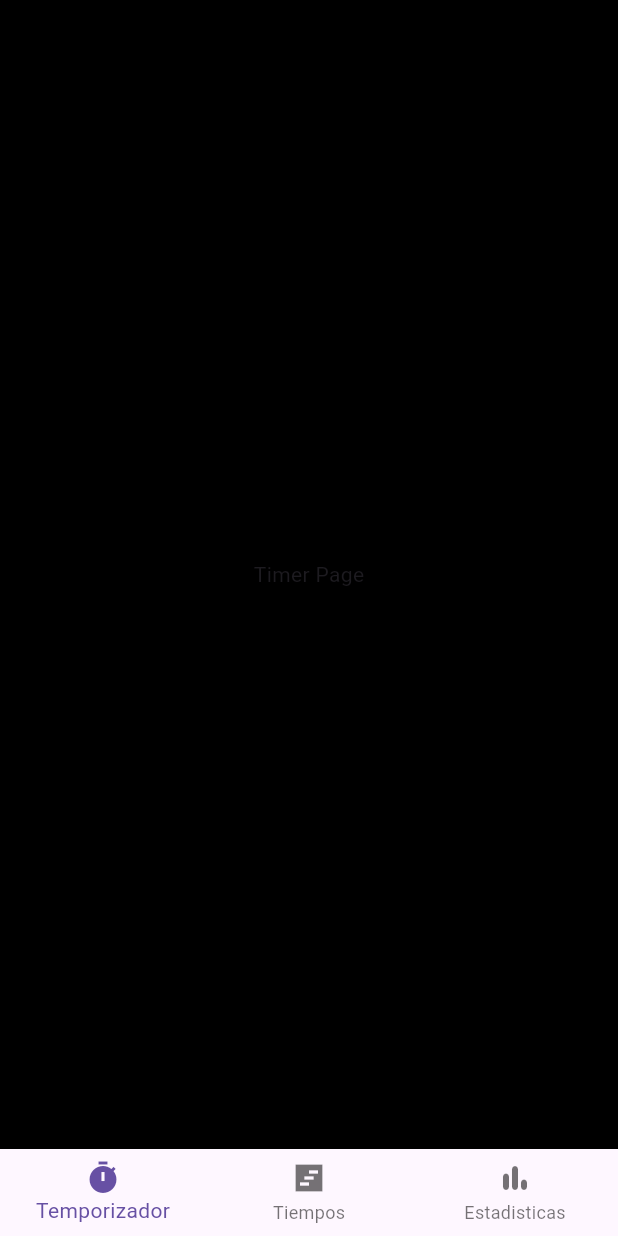
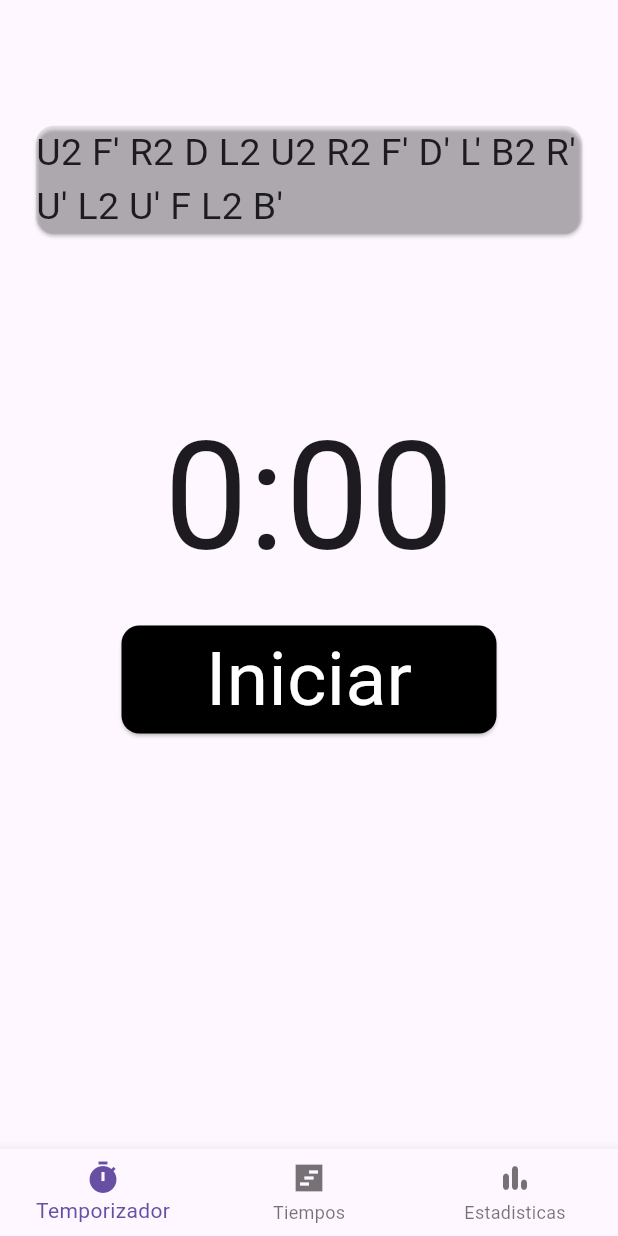
Before and after one commit to carloshernandez02/cube-timer-IS513, a Flutter app: the screen it shows after launch, on a phone screen of 412 x 824 dp. Run offline on Flutter 3.47's test engine with Material 3 defaults, Android fonts, the phone set to English and light mode, and no system bars; our stand-ins replace get.

Commit message:
timer layout 1

```diff
--- a/cube_timer/lib/src/fragments/summary_fragment.dart
+++ b/cube_timer/lib/src/fragments/summary_fragment.dart
@@ -5,11 +5,11 @@ class Summary extends StatelessWidget {
 
   @override
   Widget build(BuildContext context) {
-    return Container(
-      color: Colors.blue,
-      child: Center(
-        child: Text('Summary Page'),
-      ),
+    return Column(
+      children: [
+        Text('hola'
+        ),
+      ],
     );
   }
 }
--- a/cube_timer/lib/src/fragments/timer_fragment.dart
+++ b/cube_timer/lib/src/fragments/timer_fragment.dart
@@ -5,10 +5,22 @@ class Timer extends StatelessWidget {
 
   @override
   Widget build(BuildContext context) {
-    return Container(
-      color: Colors.black,
-      child: Center(
-        child: Text('Timer Page'),
+    return Padding(padding: EdgeInsets.only(top:80,left: 20,right: 20),
+      child: Column(
+        children: [
+          Card(
+            child: Text(style: TextStyle(fontSize: 25),"U2 F' R2 D L2 U2 R2 F' D' L' B2 R' U' L2 U' F L2 B'"),
+            color: Color.fromRGBO(0, 0, 0, 0.063),),
+          SizedBox(height: 100,),
+          Text(style: TextStyle(fontSize: 100),'0:00'),
+          SizedBox(height: 10,),
+          Card(
+            color: Colors.black,
+            child: SizedBox(
+              width:250,
+              child:Center(child:Text(style: TextStyle(fontSize: 50,color: Colors.white),'Iniciar')),)
+          )
+        ],
       ),
     );
   }
```
